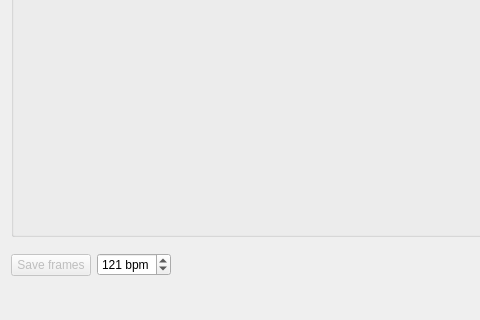
607011/lolQt, file mainwindow.ui: the form before one commit; both pictures show x 0 to 480 and y 211 to 531 of the 654 by 531 pixel window.
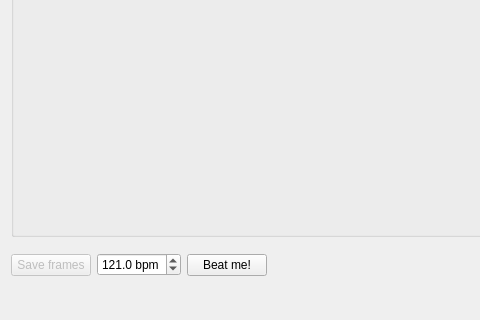
The form after the commit.

What changed in the file:
```diff
--- a/mainwindow.ui
+++ b/mainwindow.ui
@@ -41,18 +41,31 @@
        </widget>
       </item>
       <item>
-       <widget class="QSpinBox" name="bpmSpinBox">
+       <widget class="QDoubleSpinBox" name="bpmSpinBox">
+        <property name="prefix">
+         <string/>
+        </property>
         <property name="suffix">
          <string> bpm</string>
         </property>
-        <property name="minimum">
+        <property name="decimals">
          <number>1</number>
         </property>
+        <property name="minimum">
+         <double>30.000000000000000</double>
+        </property>
         <property name="maximum">
-         <number>200</number>
+         <double>300.000000000000000</double>
         </property>
         <property name="value">
-         <number>121</number>
+         <double>121.000000000000000</double>
+        </property>
+       </widget>
+      </item>
+      <item>
+       <widget class="QPushButton" name="beatMePushButton">
+        <property name="text">
+         <string>Beat me!</string>
         </property>
        </widget>
       </item>
```
Left out of the diff: 6 changed lines with no effect on the pictures.
